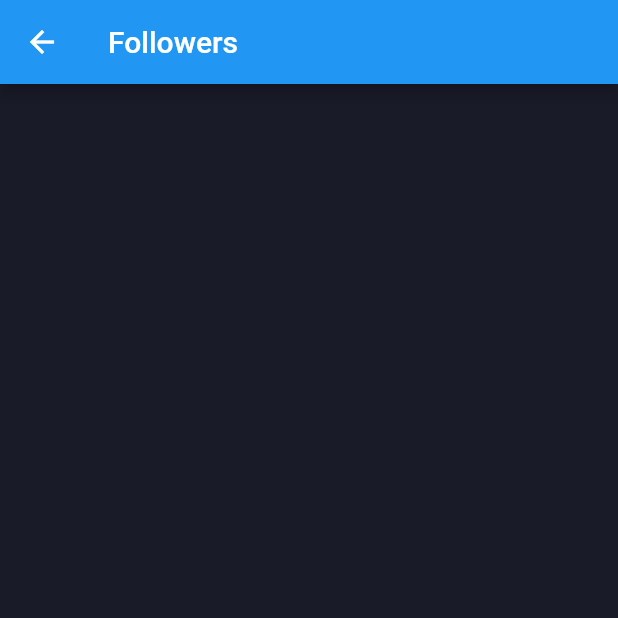
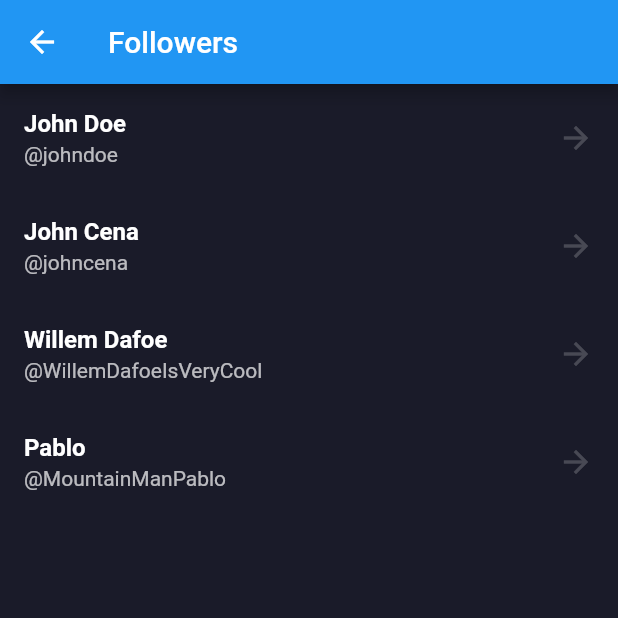
Before and after one commit to TrillAppTeam/trill, a Flutter app: the FollowersScreen screen opened by its route, on a phone screen of 412 x 824 dp, the top half of it. Run offline on Flutter 3.47's test engine with Material 2 defaults, Android fonts, the phone set to English and light mode, and no system bars.

Commit message:
Added some list screens

```diff
--- /dev/null
+++ b/mobile/lib/models/user.dart
@@ -0,0 +1,7 @@
+// will need more fields, this is just for testing
+class User {
+  String name;
+  String handle;
+
+  User({required this.name, required this.handle});
+}
--- a/mobile/lib/pages/lists/followers.dart
+++ b/mobile/lib/pages/lists/followers.dart
@@ -1,12 +1,36 @@
 import 'package:flutter/material.dart';
+import 'package:trill/models/user.dart';
 
 class FollowersScreen extends StatelessWidget {
+  final List<User> Users = [
+    User(name: 'John Doe', handle: '@johndoe'),
+    User(name: 'John Cena', handle: '@johncena'),
+    User(name: 'Willem Dafoe', handle: '@WillemDafoeIsVeryCool'),
+    User(name: 'Pablo', handle: '@MountainManPablo'),
+  ];
+
   @override
   Widget build(BuildContext context) {
     return Scaffold(
       appBar: AppBar(
         title: Text('Followers'),
       ),
+      body: ListView.builder(
+        itemCount: Users.length,
+        itemBuilder: (BuildContext context, int index) {
+          return ListTile(
+            onTap: () {
+              // navigate to their profile, pass the associated User object
+            },
+            title: Text(
+              Users[index].name,
+              style: TextStyle(fontWeight: FontWeight.bold),
+            ),
+            subtitle: Text(Users[index].handle),
+            trailing: Icon(Icons.arrow_forward_outlined, color: Colors.white.withOpacity(0.2))
+          );
+        },
+      ),
     );
   }
 }
--- a/mobile/lib/pages/lists/following.dart
+++ b/mobile/lib/pages/lists/following.dart
@@ -1,12 +1,37 @@
 import 'package:flutter/material.dart';
+import 'package:trill/models/user.dart';
 
+// Currently same as class FollowerScreen - will change once API call added
 class FollowingScreen extends StatelessWidget {
+  final List<User> Users = [
+    User(name: 'John Doe', handle: '@johndoe'),
+    User(name: 'John Cena', handle: '@johncena'),
+    User(name: 'Willem Dafoe', handle: '@WillemDafoeIsVeryCool'),
+    User(name: 'Pablo', handle: '@MountainManPablo'),
+  ];
+
   @override
   Widget build(BuildContext context) {
     return Scaffold(
       appBar: AppBar(
         title: Text('Following'),
       ),
+      body: ListView.builder(
+        itemCount: Users.length,
+        itemBuilder: (BuildContext context, int index) {
+          return ListTile(
+            onTap: () {
+              // navigate to their profile, pass the associated User object
+            },
+            title: Text(
+              Users[index].name,
+              style: TextStyle(fontWeight: FontWeight.bold),
+            ),
+            subtitle: Text(Users[index].handle),
+            trailing: Icon(Icons.arrow_forward_outlined, color: Colors.white.withOpacity(0.2))
+          );
+        },
+      ),
     );
   }
 }
```
Also changed, not shown: mobile/lib/models/album.dart (added, +8 -0 lines), mobile/lib/models/userlist.dart (added, +9 -0 lines), mobile/lib/pages/lists/userlists.dart (+24 -0 lines).
